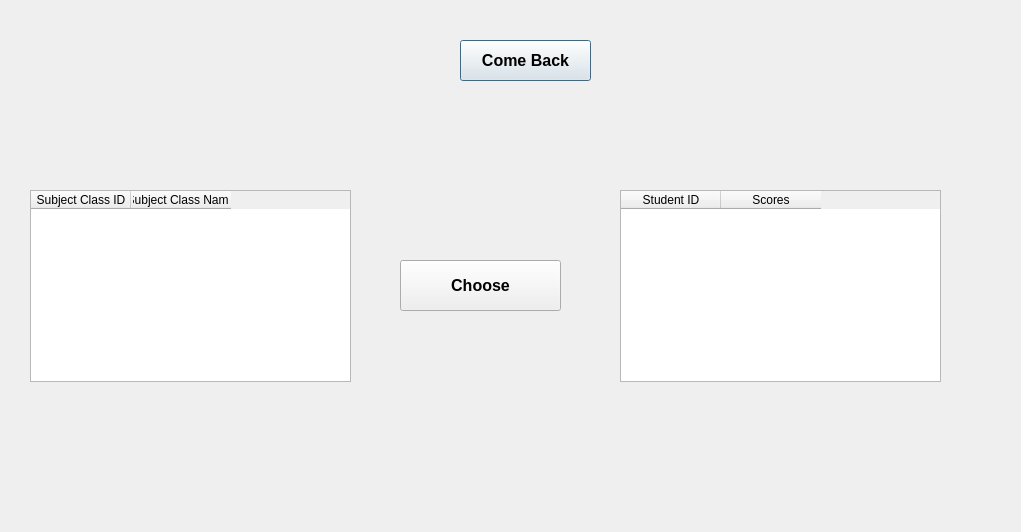
Above: showScoreForHomeTeacher.ui from MaiAnh871/Project-OOAD before the change. Below: the same form after it.
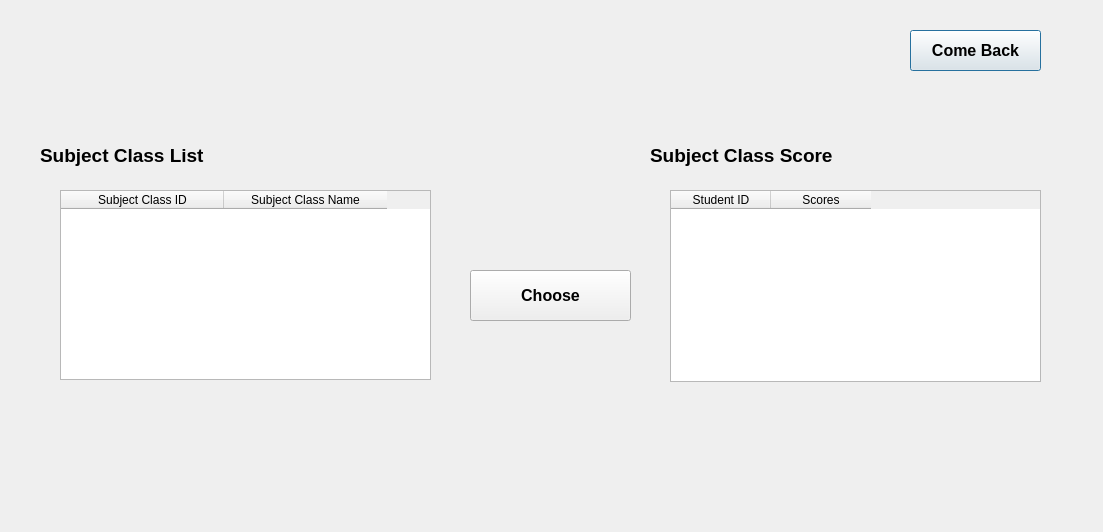
That is the form after the change.

The edit to the form file:
```diff
--- a/showScoreForHomeTeacher.ui
+++ b/showScoreForHomeTeacher.ui
@@ -6,7 +6,7 @@
    <rect>
     <x>0</x>
     <y>0</y>
-    <width>1021</width>
+    <width>1103</width>
     <height>532</height>
    </rect>
   </property>
@@ -16,8 +16,8 @@
   <widget class="QPushButton" name="comeBackBtn">
    <property name="geometry">
     <rect>
-     <x>460</x>
-     <y>40</y>
+     <x>910</x>
+     <y>30</y>
      <width>131</width>
      <height>41</height>
     </rect>
@@ -36,12 +36,20 @@
   <widget class="QTableWidget" name="subjectClassesTable">
    <property name="geometry">
     <rect>
-     <x>30</x>
+     <x>60</x>
      <y>190</y>
-     <width>321</width>
-     <height>192</height>
+     <width>371</width>
+     <height>190</height>
     </rect>
    </property>
+   <property name="font">
+    <font>
+     <pointsize>9</pointsize>
+    </font>
+   </property>
+   <attribute name="horizontalHeaderDefaultSectionSize">
+    <number>163</number>
+   </attribute>
    <column>
     <property name="text">
      <string>Subject Class ID</string>
@@ -56,9 +64,9 @@
   <widget class="QTableWidget" name="studentScoresTable">
    <property name="geometry">
     <rect>
-     <x>620</x>
+     <x>670</x>
      <y>190</y>
-     <width>321</width>
+     <width>371</width>
      <height>192</height>
     </rect>
    </property>
@@ -76,8 +84,8 @@
   <widget class="QPushButton" name="chooseBtn">
    <property name="geometry">
     <rect>
-     <x>400</x>
-     <y>260</y>
+     <x>470</x>
+     <y>270</y>
      <width>161</width>
      <height>51</height>
     </rect>
@@ -93,6 +101,46 @@
     <string>Choose</string>
    </property>
   </widget>
+  <widget class="QLabel" name="label">
+   <property name="geometry">
+    <rect>
+     <x>40</x>
+     <y>130</y>
+     <width>211</width>
+     <height>51</height>
+    </rect>
+   </property>
+   <property name="font">
+    <font>
+     <pointsize>14</pointsize>
+     <weight>75</weight>
+     <bold>true</bold>
+    </font>
+   </property>
+   <property name="text">
+    <string>Subject Class List</string>
+   </property>
+  </widget>
+  <widget class="QLabel" name="label_2">
+   <property name="geometry">
+    <rect>
+     <x>650</x>
+     <y>130</y>
+     <width>241</width>
+     <height>51</height>
+    </rect>
+   </property>
+   <property name="font">
+    <font>
+     <pointsize>14</pointsize>
+     <weight>75</weight>
+     <bold>true</bold>
+    </font>
+   </property>
+   <property name="text">
+    <string>Subject Class Score</string>
+   </property>
+  </widget>
  </widget>
  <resources/>
  <connections/>
```
